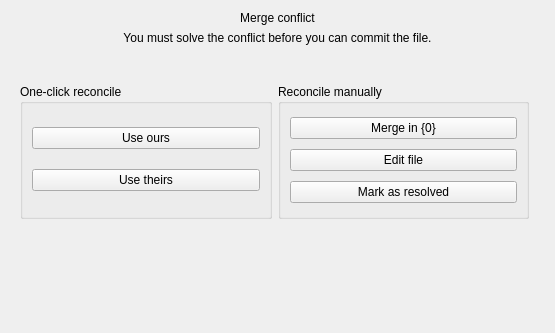
The window that gitfourchette/forms/conflictview.ui (weblate/gitfourchette) describes before a commit, drawn with Qt 5.
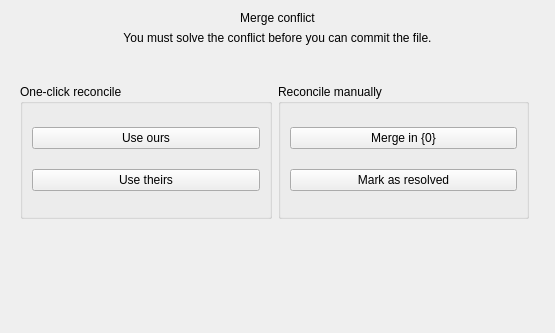
The same window after the commit.

What changed in the file:
```diff
--- a/gitfourchette/forms/conflictview.ui
+++ b/gitfourchette/forms/conflictview.ui
@@ -70,13 +70,6 @@
             </property>
            </widget>
           </item>
-          <item>
-           <widget class="QPushButton" name="editFileButton">
-            <property name="text">
-             <string>Edit file</string>
-            </property>
-           </widget>
-          </item>
           <item>
            <widget class="QPushButton" name="markSolvedButton">
             <property name="text">
```
